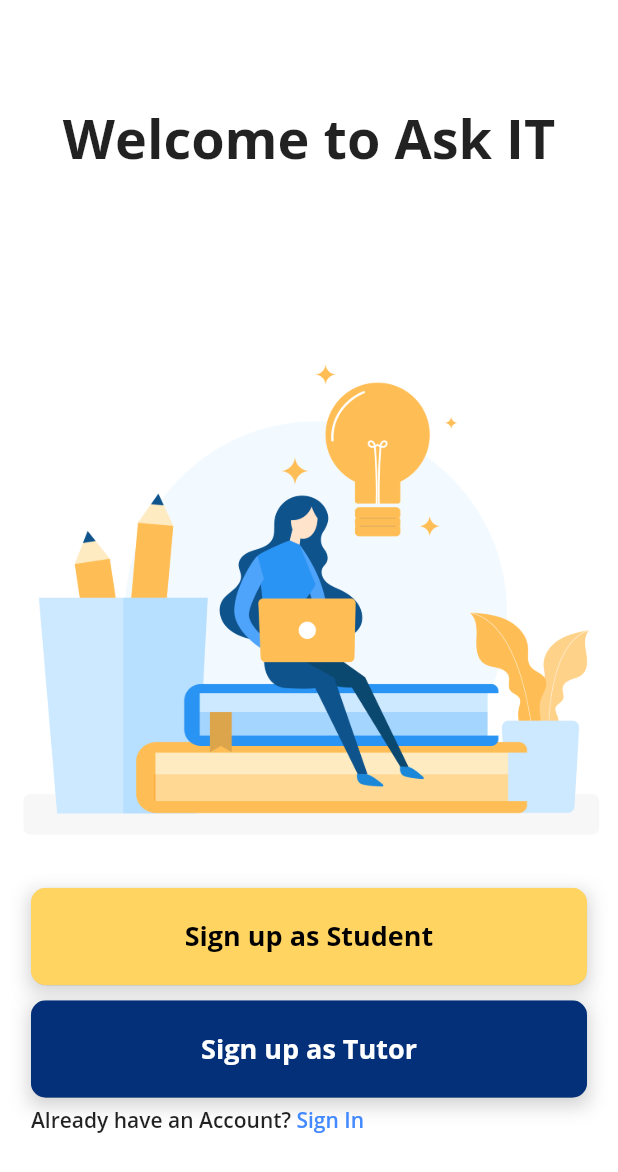
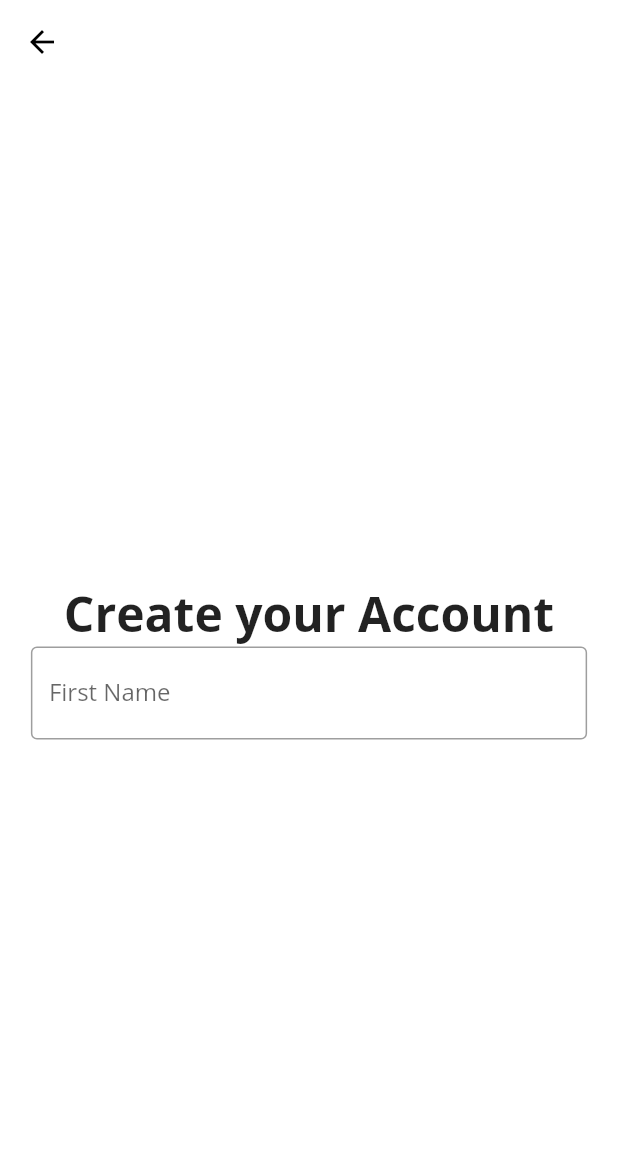
Before and after one commit to lendlc/ask-it-mobile, a Flutter app: the screen it shows after launch, after a tap on "Sign up as Student", on a phone screen of 412 x 824 dp. Shown: the top 1172 px of the screen. Run offline on Flutter 3.47's test engine with Material 2 defaults, Android fonts, the light colour scheme and no system bars.

Commit message:
added basic routing

```diff
--- /dev/null
+++ b/lib/Screens/Auth/RegisterStudent.dart
@@ -0,0 +1,36 @@
+import 'package:flutter/material.dart';
+
+class RegisterStudentScreen extends StatelessWidget {
+  @override
+  Widget build(BuildContext context) {
+    Size size = MediaQuery.of(context).size;
+
+    return Scaffold(
+      appBar: AppBar(
+        title: null,
+        backgroundColor: Colors.white,
+        elevation: 0,
+      ),
+      body: Container(
+        height: size.height,
+        width: double.infinity,
+        child: Column(
+          mainAxisAlignment: MainAxisAlignment.center,
+          children: <Widget>[
+            Text(
+              'Create your Account',
+              style: TextStyle(fontSize: 32, fontWeight: FontWeight.w700),
+            ),
+            Container(
+              width: size.width * 0.9,
+              child: TextField(
+                decoration: InputDecoration(
+                    hintText: 'First Name', labelText: 'First Name', border: OutlineInputBorder()),
+              ),
+            )
+          ],
+        ),
+      ),
+    );
+  }
+}
--- a/lib/Screens/Auth/components/body.dart
+++ b/lib/Screens/Auth/components/body.dart
@@ -37,7 +37,10 @@ class Body extends StatelessWidget {
             color: kPrimaryColor,
             text: "Sign up as Student",
             textColor: Colors.black,
-            press: () {},
+            press: () {
+              //Routes to Signup student screen
+              Navigator.pushNamed(context, '/signup-student');
+            },
           ),
           RoundedButton(
             color: kSecondaryColor,
@@ -45,7 +48,11 @@ class Body extends StatelessWidget {
             textColor: Colors.white,
             press: () {},
           ),
-          AlreadyHaveAnAccount(size: size, login: true, onTap: () {},)
+          AlreadyHaveAnAccount(
+            size: size,
+            login: true,
+            onTap: () {},
+          )
         ],
       ),
     );
--- a/lib/main.dart
+++ b/lib/main.dart
@@ -1,3 +1,4 @@
+import 'package:ask_it/Screens/Auth/RegisterStudent.dart';
 import 'package:ask_it/Screens/Auth/Welcome.dart';
 import 'package:ask_it/constants.dart';
 import 'package:flutter/material.dart';
@@ -17,10 +18,15 @@ class MyApp extends StatelessWidget {
           fontFamily: 'Open Sans',
           primaryColor: kPrimaryColor,
           scaffoldBackgroundColor: Colors.white,
-
           visualDensity: VisualDensity.adaptivePlatformDensity,
         ),
-      home: WelcomeScreen()
+        //This could easily change when logged in and stuff
+        initialRoute: '/',
+        routes: {
+          '/': (context) => WelcomeScreen(),
+          '/signup-student': (context) => RegisterStudentScreen()
+        },
+        //home: WelcomeScreen()
         );
   }
 }
```
Lines whose indentation alone changed are shown as unchanged.
